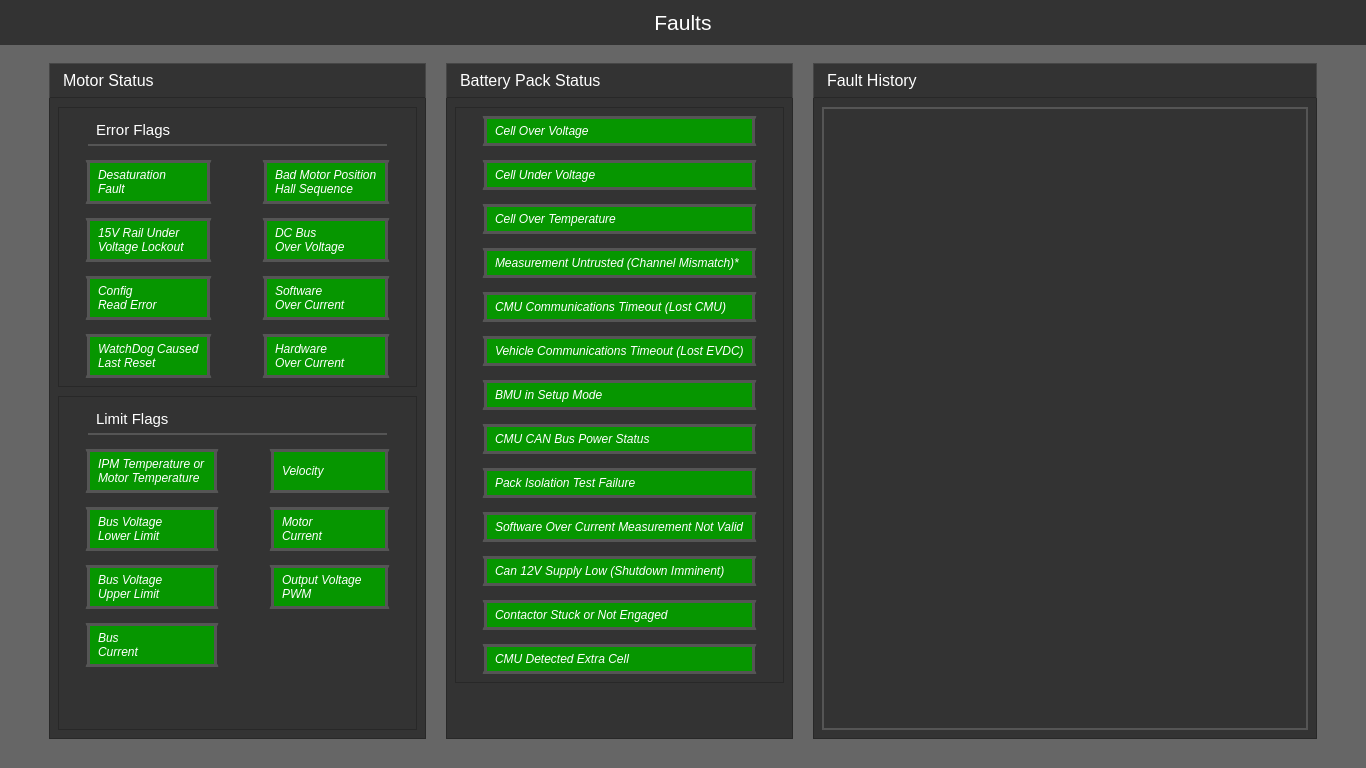
This is FaultsUI.ui in UCSolarCarTeam/Delta-Desktop-Client-Telemetry as Qt 5 draws it before an edit. The edited form follows.
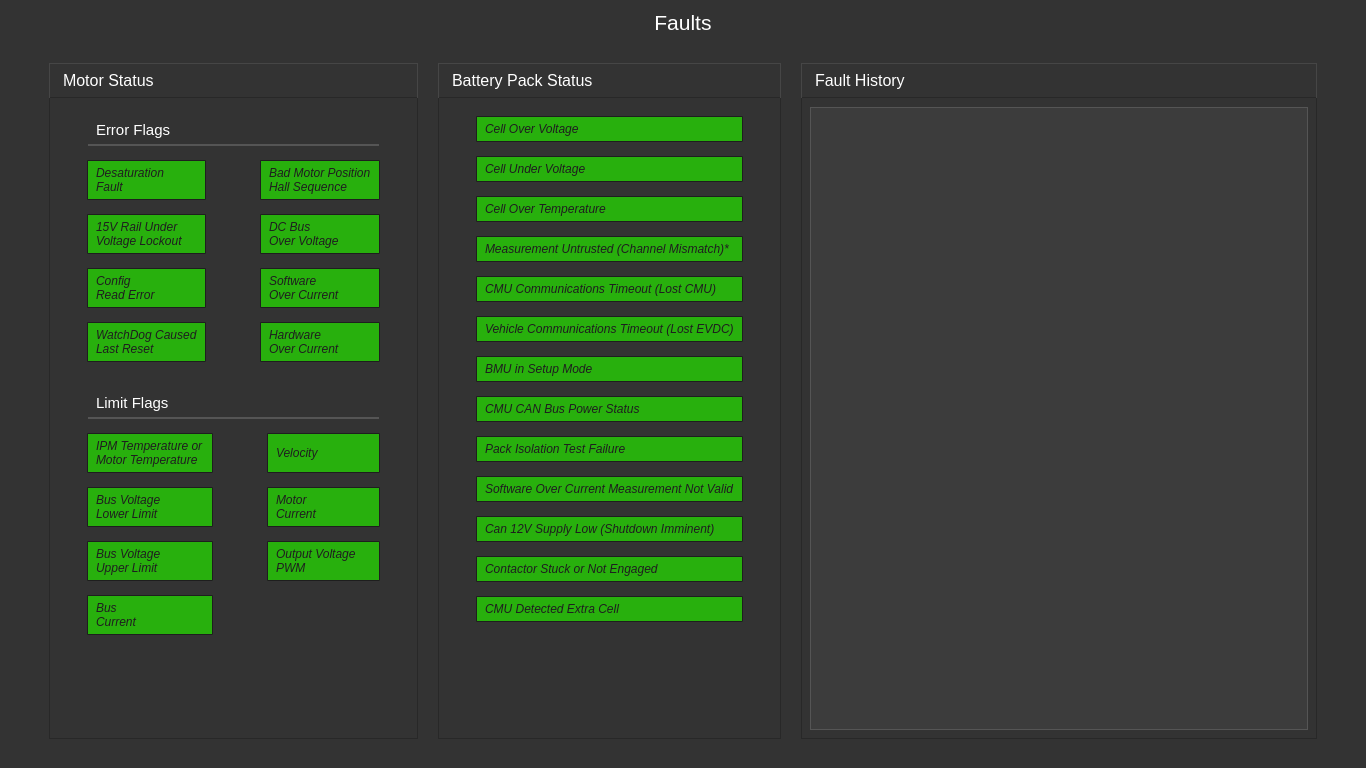
This is the edited form. Icons and pictures are not drawn.

Diff of the .ui file:
```diff
--- a/FaultsUI.ui
+++ b/FaultsUI.ui
@@ -30,7 +30,7 @@
    <bool>false</bool>
   </property>
   <property name="styleSheet">
-   <string notr="true">background-color: rgb(102, 102, 102);
+   <string notr="true">background-color: rgb(51,51,51);
 color: white;
 font-family: &quot;Helvetica&quot;;
 </string>
@@ -268,9 +268,12 @@
              <item row="0" column="0">
               <widget class="QWidget" name="motorErrorFlags" native="true">
                <property name="styleSheet">
-                <string notr="true">QLabel {
-	border: 3px solid rgb(85, 85, 85);
-	background: rgb(6, 150, 0);
+                <string notr="true">QWidget{
+border:none;
+}
+QLabel {
+	border: 1px solid rgb(30,30,30);
+	background: rgb(40,176,13);
 	padding: 5px;
 	border-radius: 1px;
 	qproperty-alignment: AlignCenter;
@@ -278,7 +281,9 @@
 	margin-left: 20px;	
 	margin-right: 20px;
 	font: italic;
-}</string>
+	color: rgb(30,30,30)
+}
+</string>
                </property>
                <layout class="QGridLayout" name="gridLayout">
                 <property name="spacing">
@@ -522,7 +527,10 @@
              <item row="0" column="0">
               <widget class="QTextBrowser" name="historyTextBrowser">
                <property name="styleSheet">
-                <string notr="true">border: 2px solid rgb(85, 85, 85);</string>
+                <string notr="true">border: 1px solid rgb(85, 85, 85);
+padding:9px;
+background-color: rgb(60,60,60);
+</string>
                </property>
               </widget>
              </item>
@@ -649,9 +657,12 @@
              <item row="1" column="0">
               <widget class="QWidget" name="motorLimitFlags" native="true">
                <property name="styleSheet">
-                <string notr="true">QLabel {
-	border: 3px solid rgb(85, 85, 85);
-	background: rgb(6, 150, 0);
+                <string notr="true">QWidget{
+border:none;
+}
+QLabel {
+	border: 1px solid rgb(30,30,30);
+	background: rgb(40,176,13);
 	padding: 5px;
 	border-radius: 1px;
 	qproperty-alignment: AlignCenter;
@@ -659,7 +670,9 @@
 	margin-left: 20px;	
 	margin-right: 20px;
 	font: italic;
-}</string>
+	color: rgb(30,30,30)
+}
+</string>
                </property>
                <layout class="QGridLayout" name="gridLayout_2">
                 <property name="spacing">
@@ -682,7 +695,8 @@
 border: none;
 border-bottom: 2px solid rgb(85,85,85);
 font: normal;
-font-size: 15px;</string>
+font-size: 15px;
+color:white;</string>
                   </property>
                   <property name="text">
                    <string>Limit Flags</string>
@@ -768,9 +782,12 @@
              <item row="0" column="0">
               <widget class="QWidget" name="motorErrorFlags_2" native="true">
                <property name="styleSheet">
-                <string notr="true">QLabel {
-	border: 3px solid rgb(85, 85, 85);
-	background: rgb(6, 150, 0);
+                <string notr="true">QWidget{
+border:none;
+}
+QLabel {
+	border: 1px solid rgb(30,30,30);
+	background: rgb(40, 176, 13);
 	padding: 5px;
 	border-radius: 1px;
 	qproperty-alignment: AlignCenter;
@@ -778,7 +795,9 @@
 	margin-left: 20px;	
 	margin-right: 20px;
 	font: italic;
-}</string>
+	color: rgb(30,30,30)
+}
+</string>
                </property>
                <layout class="QGridLayout" name="gridLayout_4">
                 <property name="spacing">
@@ -821,7 +840,8 @@
 border: none;
 border-bottom: 2px solid rgb(85,85,85);
 font: normal;
-font-size: 15px;</string>
+font-size: 15px;
+color:white;</string>
                   </property>
                   <property name="text">
                    <string>Error Flags</string>
```
